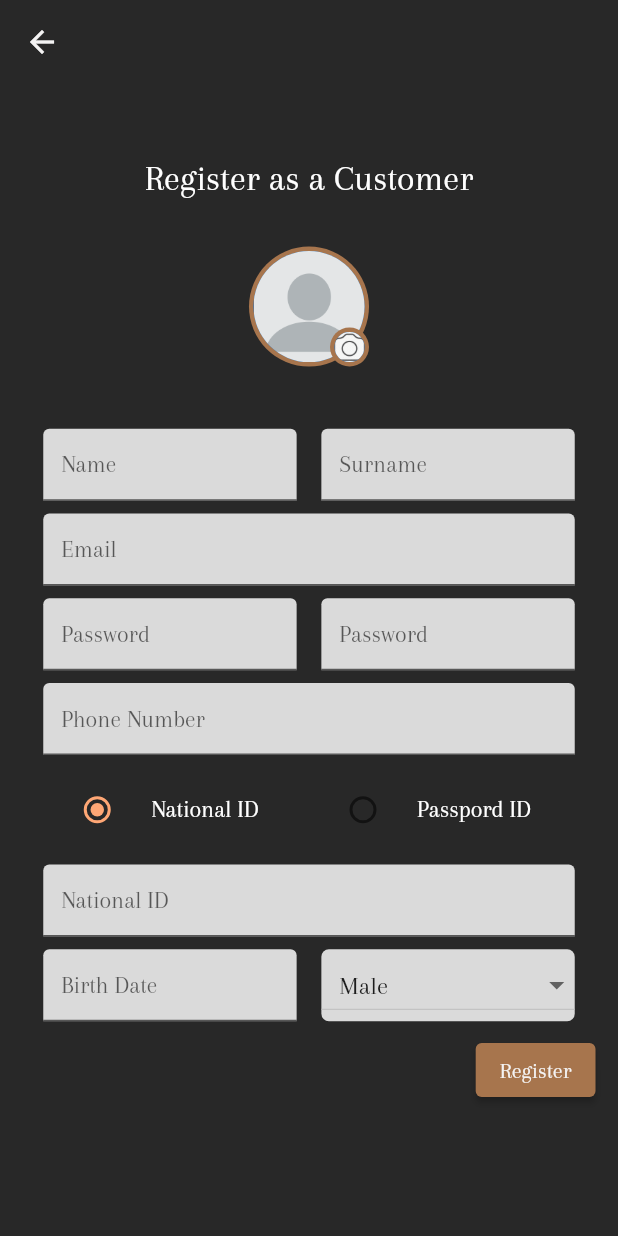
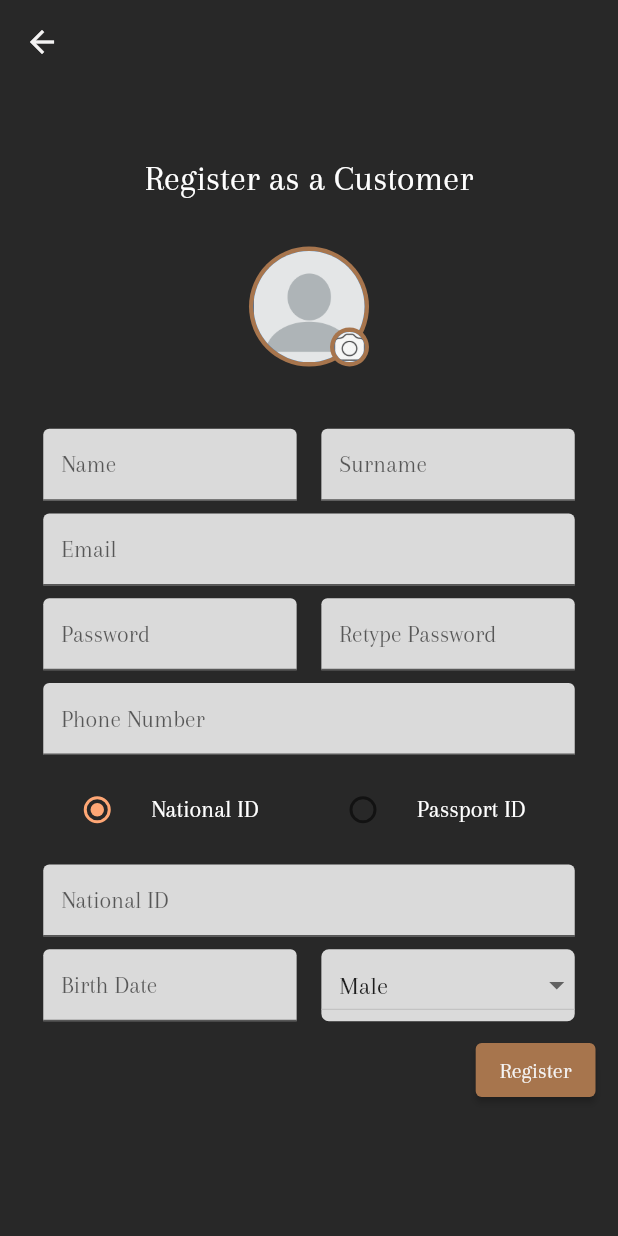
Before and after one commit to toastwareDevelopers/rent-car-with-driver-app, a Flutter app: the RegisterCustomerScreen screen opened by its route, on a phone screen of 412 x 824 dp. Run offline on Flutter 3.47's test engine with Material 2 defaults, Android fonts, the light colour scheme and no system bars; our stand-ins replace another_xlider, flutter_chat_bubble, image_picker; missing offline and left inert: dart:ffi.

Commit message:
register pasges refactor

```diff
--- a/lib/views/loginRegister/register_customer.dart
+++ b/lib/views/loginRegister/register_customer.dart
@@ -25,8 +25,8 @@ class _RegisterCustomerScreenState extends State<RegisterCustomerScreen> {
   TextEditingController phoneNumber = TextEditingController();
   TextEditingController password1 = TextEditingController();
   TextEditingController password2 = TextEditingController();
-  TextEditingController idNumber = TextEditingController();
-  TextEditingController idtype = TextEditingController();
+  TextEditingController nationalID = TextEditingController();
+  TextEditingController passportID = TextEditingController();
   TextEditingController gender = TextEditingController();
   TextEditingController birthDateController = TextEditingController();
   String? genderDropdown = "Male";
@@ -42,8 +42,8 @@ class _RegisterCustomerScreenState extends State<RegisterCustomerScreen> {
     return Scaffold(
       appBar: AppBar(elevation: 0),
       body: Container(
-        height: MediaQuery.of(context).size.height,
-        width: MediaQuery.of(context).size.width,
+        height: phoneHeight,
+        width: phoneWidth,
         child: SingleChildScrollView(
           child: Column(
             children: [
@@ -61,9 +61,8 @@ class _RegisterCustomerScreenState extends State<RegisterCustomerScreen> {
                   _profileIcon,
 
                   Container(
-                    // form elamanları
-                    height: MediaQuery.of(context).size.height / 2,
-                    width: MediaQuery.of(context).size.width,
+                    height: phoneHeight / 2,
+                    width: phoneWidth,
                     child: Container(
                       padding: EdgeInsets.only(
                           left: phoneWidth * 0.07, right: phoneWidth * 0.07),
@@ -77,8 +76,13 @@ class _RegisterCustomerScreenState extends State<RegisterCustomerScreen> {
                               Expanded(
                                 flex: 1,
                                 child: TextField(
-                                  decoration: InputDecoration(hintText: "Name"),
+                                  decoration: const InputDecoration(hintText: "Name"),
                                   controller: name,
+                                  inputFormatters: [
+                                    FilteringTextInputFormatter.allow(
+                                      RegExp("[a-zA-Z]"),
+                                    ),
+                                  ],
                                 ),
                               ),
                               SizedBox(
@@ -89,8 +93,13 @@ class _RegisterCustomerScreenState extends State<RegisterCustomerScreen> {
                                 flex: 1,
                                 child: TextField(
                                   decoration:
-                                      InputDecoration(hintText: "Surname"),
+                                      const InputDecoration(hintText: "Surname"),
                                   controller: surname,
+                                  inputFormatters: [
+                                    FilteringTextInputFormatter.allow(
+                                      RegExp("[a-zA-Z]"),
+                                    ),
+                                  ],
                                 ),
                               ),
                             ],
@@ -118,12 +127,14 @@ class _RegisterCustomerScreenState extends State<RegisterCustomerScreen> {
                           //Password
                           Row(
                             children: [
-                              //passwordler
                               Expanded(
                                 flex: 1,
                                 child: TextField(
+                                  obscureText: true,
+                                  enableSuggestions: false,
+                                  autocorrect: false,
                                   decoration:
-                                      InputDecoration(hintText: "Password"),
+                                      const InputDecoration(hintText: "Password"),
                                   controller: password1,
                                 ),
                               ),
@@ -133,8 +144,11 @@ class _RegisterCustomerScreenState extends State<RegisterCustomerScreen> {
                               Expanded(
                                 flex: 1,
                                 child: TextField(
+                                  obscureText: true,
+                                  enableSuggestions: false,
+                                  autocorrect: false,
                                   decoration:
-                                      InputDecoration(hintText: "Password"),
+                                      const InputDecoration(hintText: "Retype Password"),
                                   controller: password2,
                                 ),
                               ),
@@ -168,11 +182,10 @@ class _RegisterCustomerScreenState extends State<RegisterCustomerScreen> {
                           Row(
                             children: [
                               Expanded(
-                                // radio button id number icin
                                 flex: 1,
                                 child: RadioListTile<SingingCharacter>(
                                   activeColor:
-                                      Color.fromRGBO(255, 167, 117, 77),
+                                      const Color.fromRGBO(255, 167, 117, 77),
                                   title: const Text(
                                       style: TextStyle(color: Colors.white),
                                       'National ID'),
@@ -189,10 +202,10 @@ class _RegisterCustomerScreenState extends State<RegisterCustomerScreen> {
                                 flex: 1,
                                 child: RadioListTile<SingingCharacter>(
                                   activeColor:
-                                      Color.fromRGBO(255, 167, 117, 77),
+                                      const Color.fromRGBO(255, 167, 117, 77),
                                   title: const Text(
                                       style: TextStyle(color: Colors.white),
-                                      'Passpord ID'),
+                                      'Passport ID'),
                                   value: SingingCharacter.passportNumber,
                                   groupValue: _character,
                                   onChanged: (SingingCharacter? value) {
@@ -206,13 +219,27 @@ class _RegisterCustomerScreenState extends State<RegisterCustomerScreen> {
                           ),
                           Row(
                             children: [
-                              //NationalID
+                              //National ID & Passport ID
                               Expanded(
                                 flex: 1,
                                 child: TextField(
                                   decoration:
-                                      InputDecoration(hintText: "National ID"),
-                                  controller: idNumber,
+                                  InputDecoration(
+                                      hintText: (_character ==
+                                          SingingCharacter
+                                              .nationalNumber)
+                                          ? 'National ID'
+                                          : 'Passport ID'),
+                                  controller: (_character ==
+                                      SingingCharacter.nationalNumber)
+                                      ? nationalID
+                                      : passportID,
+                                  inputFormatters: [
+                                    // Should national id and passport id only consist of numbers?
+                                    FilteringTextInputFormatter.allow(
+                                      RegExp("[0-9]"),
+                                    ),
+                                  ],
                                 ),
                               ),
                             ],
@@ -259,7 +286,7 @@ class _RegisterCustomerScreenState extends State<RegisterCustomerScreen> {
                                         .toList(),
                                     onChanged: (value) {
                                       setState(() {
-                                        genderDropdown = value as String?;
+                                        genderDropdown = value;
                                       });
                                     },
                                     dropdownColor: const Color.fromARGB(
@@ -274,10 +301,10 @@ class _RegisterCustomerScreenState extends State<RegisterCustomerScreen> {
                         ],
                       ),
                     ),
-                  ), //form elemanları
+                  ),
                   Container(
-                    height: MediaQuery.of(context).size.height / 2,
-                    width: MediaQuery.of(context).size.width,
+                    height: phoneHeight / 2,
+                    width: phoneWidth,
                     child: Container(
                       alignment: Alignment.topRight,
                       padding: const EdgeInsets.only(right: 15),
@@ -290,7 +317,7 @@ class _RegisterCustomerScreenState extends State<RegisterCustomerScreen> {
                               password1.value.text.toString().isEmpty ||
                               password2.value.text.toString().isEmpty ||
                               phoneNumber.value.text.toString().isEmpty ||
-                              idNumber.value.text.toString().isEmpty) {
+                              (nationalID.value.text.toString().isEmpty && passportID.value.text.toString().isEmpty)) {
                             WarningAlert.showWarningDialog(
                               context,
                               "Please fill all inputs!",
@@ -304,7 +331,7 @@ class _RegisterCustomerScreenState extends State<RegisterCustomerScreen> {
                               0) {
                             WarningAlert.showWarningDialog(
                               context,
-                              "Password and repassword must be same!",
+                              "Master Password must be same as confirmation ,but was different!",
                               () {
                                 Navigator.pop(context);
                               },
@@ -323,25 +350,22 @@ class _RegisterCustomerScreenState extends State<RegisterCustomerScreen> {
                             data.password = password1.value.text.toString();
                             data.phoneNumber =
                                 phoneNumber.value.text.toString();
-                            data.birthday =
+                            data.birthDate =
                                 birthDateController.value.text.toString();
                             data.gender = genderDropdown.toString();
-                            data.birthday =
-                                birthDateController.value.text.toString();
+                            if(nationalID.value.text.toString().isNotEmpty) {
+                              data.nationalId = nationalID.value.text.toString();
+                            }
+                            if(passportID.value.text.toString().isNotEmpty) {
+                              data.passportNumber = passportID.value.text.toString();
+                            }
                             data.profileImage = _profileIcon.selectedImage;
-
-                            if (_character?.index == 0) {
-                              data.nationalId = idNumber.value.text.toString();
-                            } else {
-                              data.passportNumber =
-                                  idNumber.value.text.toString();
-                            }
 
                             if ((await AuthService.registerCustomer(data)) !=
                                 200) {
                               WarningAlert.showWarningDialog(
                                 context,
-                                "We can not register you. Try again please.",
+                                "We can not register you. Please Try Again!",
                                 () {
                                   Navigator.pop(context);
                                 },
@@ -349,7 +373,7 @@ class _RegisterCustomerScreenState extends State<RegisterCustomerScreen> {
                             } else {
                               WarningAlert.showWarningDialog(
                                 context,
-                                "Congrulations! You have registered succesfully!",
+                                "Congratulations! You have registered successfully!",
                                 () {
                                   Navigator.pushNamed(context, "/");
                                 },
```
Also changed, not shown: lib/views/loginRegister/register_driver_personal.dart (+4 -4 lines).
